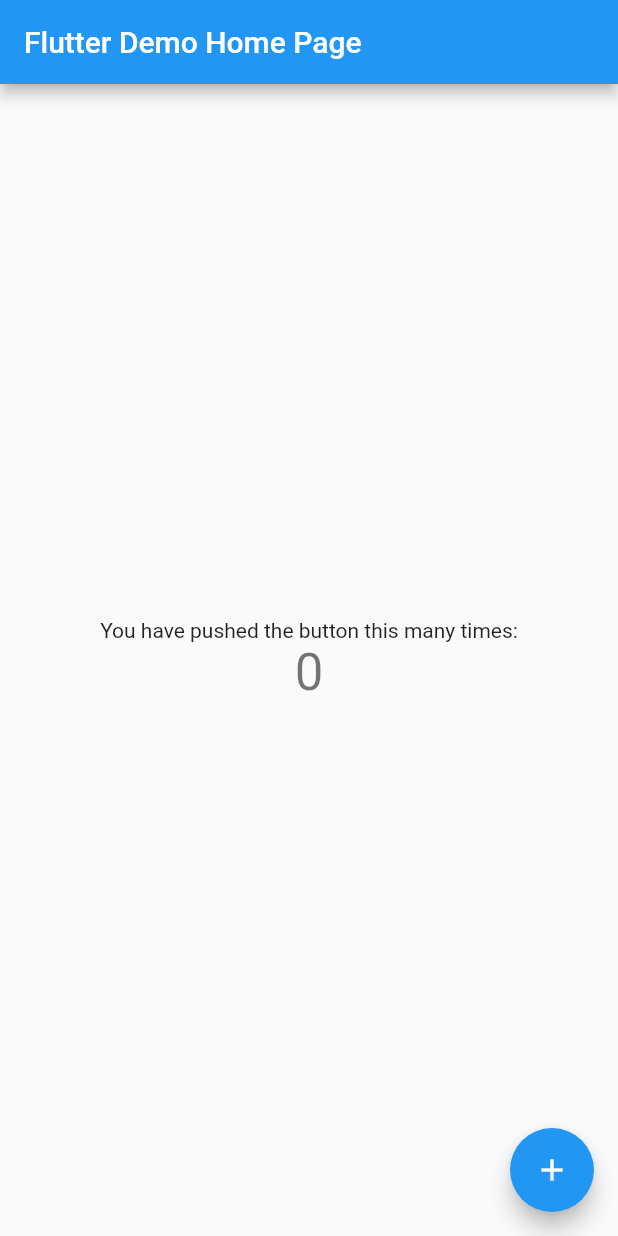
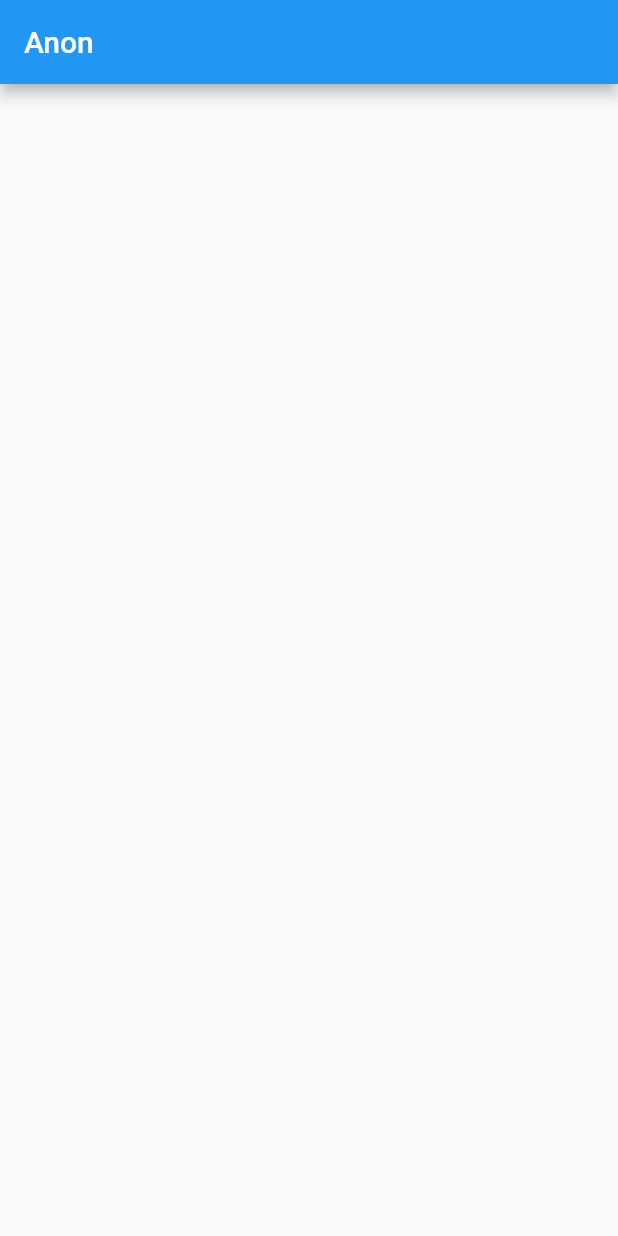
Before and after one commit to theiskaa/anon-example, a Flutter app: the screen it shows after launch, on a phone screen of 412 x 824 dp. Run offline on Flutter 3.47's test engine with Material 2 defaults, Android fonts, the phone set to English and light mode, and no system bars; our stand-ins replace logger.

Commit message:
Setup project-singleton (#1)
Add anon singleton, logger and custom widgets which were configured with anon singleton.

```diff
--- /dev/null
+++ b/lib/app.dart
@@ -0,0 +1,14 @@
+import 'package:flutter/material.dart';
+
+class App extends StatelessWidget {
+  @override
+  Widget build(BuildContext context) {
+    return MaterialApp(
+      debugShowCheckedModeBanner: false,
+      title: 'Anon-app',
+      home: Scaffold(
+        appBar: AppBar(title: Text("Anon")),
+      ),
+    );
+  }
+}
--- /dev/null
+++ b/lib/core/system/anon.dart
@@ -0,0 +1,17 @@
+import 'logger.dart';
+
+/// The main singleton of the project.
+/// It able to use just by using [AnonStatelessWidget] or [AnonStatefulWidget].
+class Anon {
+  static final Anon _singleton = Anon._internal();
+
+  final Map<String, dynamic> instances = {};
+
+  factory Anon() {
+    return _singleton;
+  }
+
+  Anon._internal() {
+    Log.v("${this.runtimeType.toString()} instance created");
+  }
+}
--- /dev/null
+++ b/lib/core/system/logger.dart
@@ -0,0 +1,73 @@
+import 'dart:developer' as developer;
+import 'package:flutter/foundation.dart';
+import 'package:logger/logger.dart';
+
+/// Logger for application.
+class Log {
+  @visibleForTesting
+  static final Logger log = Logger(
+    level: getLevel(),
+    output: ConsoleOutput(),
+    printer: PrettyPrinter(
+      printEmojis: false,
+    ),
+  );
+
+  @visibleForTesting
+  static final Logger logNoStack = Logger(
+    level: getLevel(),
+    output: ConsoleOutput(),
+    printer: PrettyPrinter(
+      printTime: false,
+      printEmojis: false,
+      methodCount: 0,
+    ),
+  );
+
+  static String level;
+
+  /// Log a message at level verbose.
+  static Function get v => logNoStack.v;
+
+  /// Log a message at level debug.
+  static Function get d => logNoStack.d;
+
+  /// Log a message at level info.
+  static Function get i => logNoStack.i;
+
+  /// Log a message at level warning with stacktrace.
+  static Function get w => log.w;
+
+  /// Log a message at level error with stacktrace.
+  static Function get e => log.e;
+
+  /// Log a message at level critical with stacktrace.
+  static Function get c => log.wtf;
+
+  // Get log level [Level] by string.
+  @visibleForTesting
+  static Level getLevel() {
+    switch (level) {
+      case 'verbose':
+        return Level.verbose;
+      case 'debug':
+        return Level.debug;
+      case 'info':
+        return Level.info;
+      case 'warning':
+        return Level.warning;
+      case 'error':
+        return Level.error;
+      case 'critical':
+        return Level.wtf;
+      default:
+        return Level.verbose;
+    }
+  }
+}
+
+class ConsoleOutput extends LogOutput {
+  @override
+  void output(OutputEvent event) =>
+      event.lines.forEach((line) => developer.log(line));
+}
--- a/lib/main.dart
+++ b/lib/main.dart
@@ -1,113 +1,11 @@
 import 'package:flutter/material.dart';
 
+import 'app.dart';
+import 'core/system/logger.dart';
+
 void main() {
-  runApp(MyApp());
+  // Configure
+  Log.level = 'verbose';
+
+  runApp(App());
 }
-
-class MyApp extends StatelessWidget {
-  // This widget is the root of your application.
-  @override
-  Widget build(BuildContext context) {
-    return MaterialApp(
-      title: 'Flutter Demo',
-      theme: ThemeData(
-        // This is the theme of your application.
-        //
-        // Try running your application with "flutter run". You'll see the
-        // application has a blue toolbar. Then, without quitting the app, try
-        // changing the primarySwatch below to Colors.green and then invoke
-        // "hot reload" (press "r" in the console where you ran "flutter run",
-        // or simply save your changes to "hot reload" in a Flutter IDE).
-        // Notice that the counter didn't reset back to zero; the application
-        // is not restarted.
-        primarySwatch: Colors.blue,
-      ),
-      home: MyHomePage(title: 'Flutter Demo Home Page'),
-    );
-  }
-}
-
-class MyHomePage extends StatefulWidget {
-  MyHomePage({Key key, this.title}) : super(key: key);
-
-  // This widget is the home page of your application. It is stateful, meaning
-  // that it has a State object (defined below) that contains fields that affect
-  // how it looks.
-
-  // This class is the configuration for the state. It holds the values (in this
-  // case the title) provided by the parent (in this case the App widget) and
-  // used by the build method of the State. Fields in a Widget subclass are
-  // always marked "final".
-
-  final String title;
-
-  @override
-  _MyHomePageState createState() => _MyHomePageState();
-}
-
-class _MyHomePageState extends State<MyHomePage> {
-  int _counter = 0;
-
-  void _incrementCounter() {
-    setState(() {
-      // This call to setState tells the Flutter framework that something has
-      // changed in this State, which causes it to rerun the build method below
-      // so that the display can reflect the updated values. If we changed
-      // _counter without calling setState(), then the build method would not be
-      // called again, and so nothing would appear to happen.
-      _counter++;
-    });
-  }
-
-  @override
-  Widget build(BuildContext context) {
-    // This method is rerun every time setState is called, for instance as done
-    // by the _incrementCounter method above.
-    //
-    // The Flutter framework has been optimized to make rerunning build methods
-    // fast, so that you can just rebuild anything that needs updating rather
-    // than having to individually change instances of widgets.
-    return Scaffold(
-      appBar: AppBar(
-        // Here we take the value from the MyHomePage object that was created by
-        // the App.build method, and use it to set our appbar title.
-        title: Text(widget.title),
-      ),
-      body: Center(
-        // Center is a layout widget. It takes a single child and positions it
-        // in the middle of the parent.
-        child: Column(
-          // Column is also a layout widget. It takes a list of children and
-          // arranges them vertically. By default, it sizes itself to fit its
-          // children horizontally, and tries to be as tall as its parent.
-          //
-          // Invoke "debug painting" (press "p" in the console, choose the
-          // "Toggle Debug Paint" action from the Flutter Inspector in Android
-          // Studio, or the "Toggle Debug Paint" command in Visual Studio Code)
-          // to see the wireframe for each widget.
-          //
-          // Column has various properties to control how it sizes itself and
-          // how it positions its children. Here we use mainAxisAlignment to
-          // center the children vertically; the main axis here is the vertical
-          // axis because Columns are vertical (the cross axis would be
-          // horizontal).
-          mainAxisAlignment: MainAxisAlignment.center,
-          children: <Widget>[
-            Text(
-              'You have pushed the button this many times:',
-            ),
-            Text(
-              '$_counter',
-              style: Theme.of(context).textTheme.headline4,
-            ),
-          ],
-        ),
-      ),
-      floatingActionButton: FloatingActionButton(
-        onPressed: _incrementCounter,
-        tooltip: 'Increment',
-        child: Icon(Icons.add),
-      ), // This trailing comma makes auto-formatting nicer for build methods.
-    );
-  }
-}
--- /dev/null
+++ b/lib/view/widgets/anon_widgets.dart
@@ -0,0 +1,19 @@
+import 'package:anon/core/system/anon.dart';
+import 'package:flutter/widgets.dart';
+
+/// Custom [StatelessWidget] implemented [Anon] singleton.
+abstract class AnonStatelessWidget extends StatelessWidget {
+  AnonStatelessWidget({Key key}) : super(key: key);
+  final Anon anon = Anon();
+}
+
+/// Custom [StatefulWidget] implemented [Anon] singleton
+abstract class AnonStatefulWidget extends StatefulWidget {
+  AnonStatefulWidget({Key key}) : super(key: key);
+  final Anon anon = Anon();
+}
+
+/// Custom [State] implemented [Anon] singleton for [AnonStatefulWidget]
+abstract class AnonState<B extends AnonStatefulWidget> extends State<B> {
+  final Anon anon = Anon();
+}
```
Also changed, not shown: pubspec.yaml (+3 -54 lines), pubspec.lock, 3 other files.
